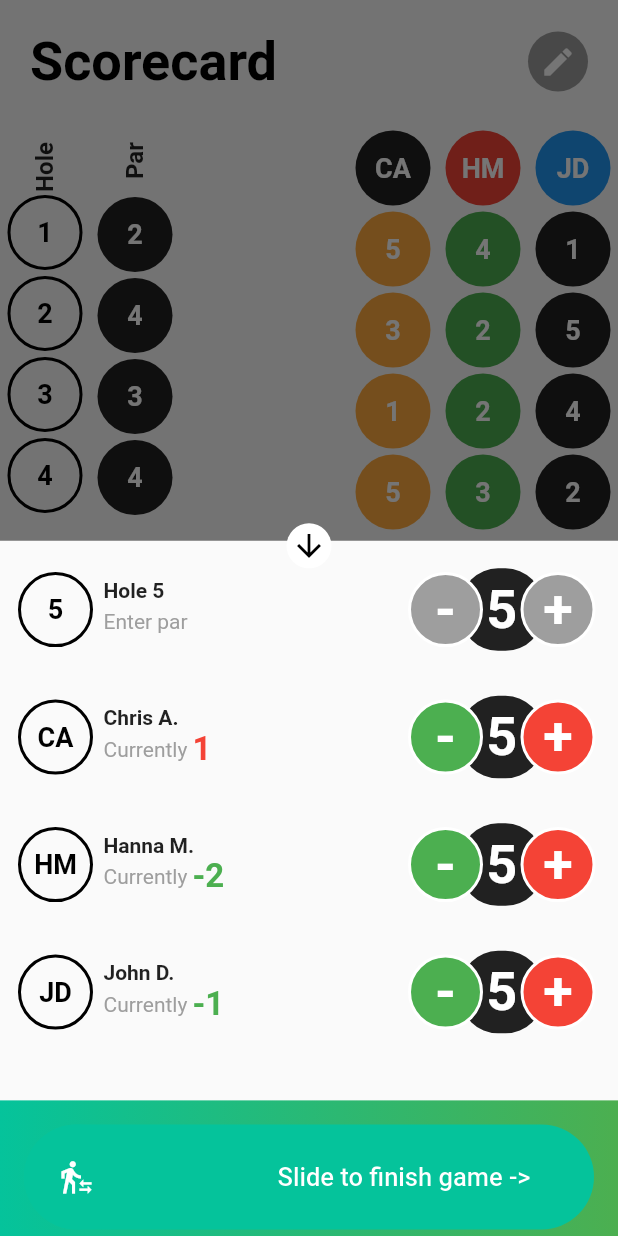
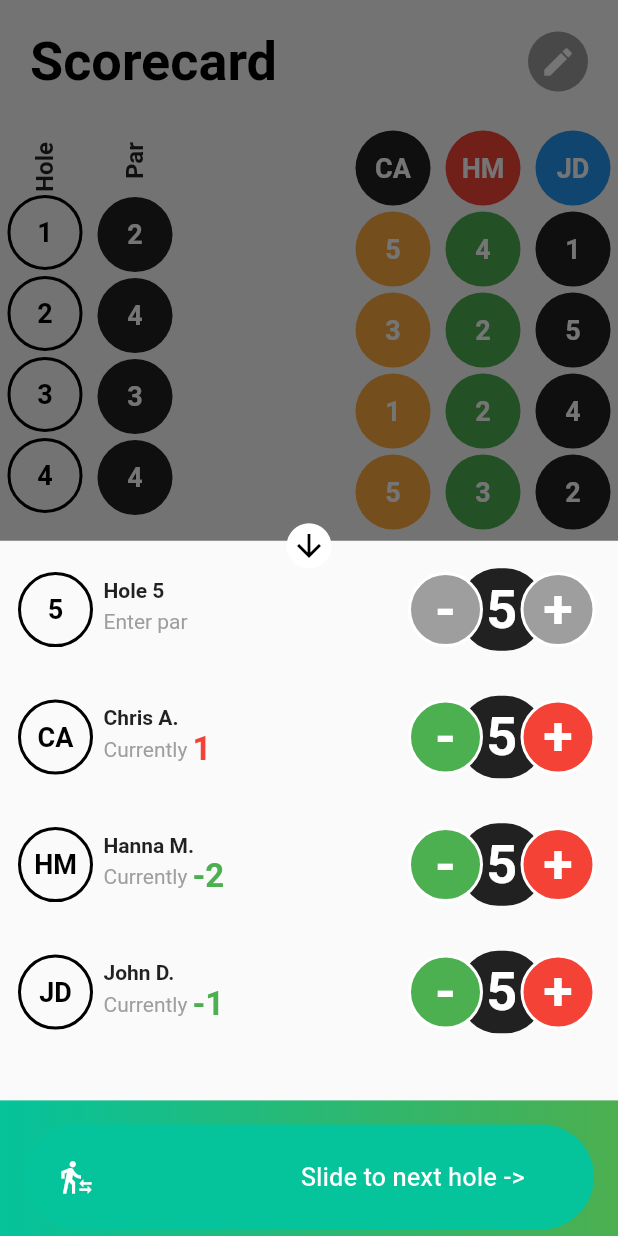
Before and after one commit to sumit2393/birdies_scop, a Flutter app: the ScoreboardRule screen opened directly, after a tap on the "arrow upward" icon, on a phone screen of 412 x 824 dp. Run offline on Flutter 3.47's test engine with Material 2 defaults, Android fonts, the phone set to English and light mode, and no system bars; drawn by our look-alikes of slider_button; our stand-ins replace dotted_border, image_picker, numberpicker, sleek_circular_slider; missing offline and left inert: fcharts.

Commit message:
initialized user scores for each counter at bottomshee after selecting any hole in ScoreboardEdit.dart
hole number at bottomsheet will be auto incremented after adding user scores for any hole in ScoreboardRule.dart

```diff
--- a/lib/Screens/Scoreboard/ScoreboardRule.dart
+++ b/lib/Screens/Scoreboard/ScoreboardRule.dart
@@ -332,7 +332,7 @@ class _ScoreboardRuleState extends State<ScoreboardRule> {
                                 child: Column(
                                   crossAxisAlignment: CrossAxisAlignment.start,
                                   children: <Widget>[
-                                    Text("Hole "+selected_hole, style: TextStyle(fontWeight: FontWeight.bold),),
+                                    Text("Hole "+(parList.length+1).toString(), style: TextStyle(fontWeight: FontWeight.bold),),
                                     Text("Enter par",style: TextStyle(color: Colors.grey),),
                                   ],
                                 ),
@@ -572,7 +572,8 @@ class _ScoreboardRuleState extends State<ScoreboardRule> {
                                                 },
                                                 width: MediaQuery.of(context).size.width,
                                                 label: Text(
-                                                  "Slide to finish game ->",
+                                                  selected_hole != "18" ?
+                                                  "Slide to next hole ->": "Slide to finish game ->" ,
                                                   style: TextStyle(
                                                       color: Color(0xff4a4a4a), fontWeight: FontWeight.w500, fontSize: 17),
                                                 ),
```
